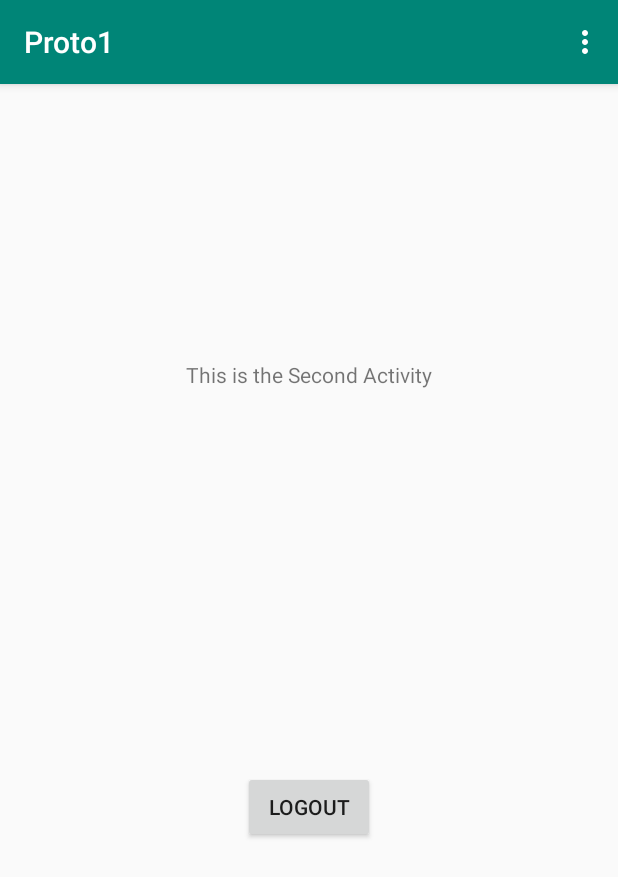
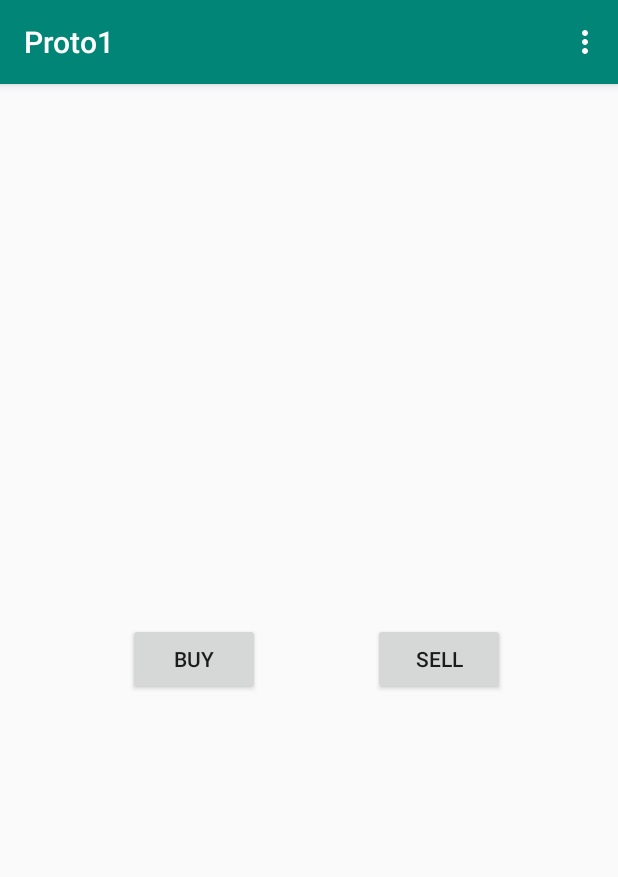
Before and after one commit to siddhantkharode/ReTicket, an Android app: the screen it shows after launch once a user with an empty profile is signed in (SecondActivity), on a phone screen of 412 x 824 dp. Shown: the top 877 px of the screen. Run offline under Robolectric (Android 15) with nearby library versions, the phone set to English and light mode, and no system bars; our stand-ins replace Firebase (no records; nobody signed in at launch, a user with empty details on screens opened directly).

Commit message:
Updated SecondActivity.java

```diff
--- a/app/src/main/AndroidManifest.xml
+++ b/app/src/main/AndroidManifest.xml
@@ -9,7 +9,9 @@
         android:roundIcon="@mipmap/ic_launcher_round"
         android:supportsRtl="true"
         android:theme="@style/AppTheme">
-        <activity android:name=".UpdatePassword"></activity>
+        <activity android:name=".SellListActivity"></activity>
+        <activity android:name=".BuyListActivity" />
+        <activity android:name=".UpdatePassword" />
         <activity android:name=".UpdateProfile" />
         <activity android:name=".ProfileActivity" />
         <activity android:name=".PasswordActivity" />
--- a/app/src/main/java/com/example/proto1/SecondActivity.java
+++ b/app/src/main/java/com/example/proto1/SecondActivity.java
@@ -14,22 +14,33 @@ import com.google.firebase.auth.FirebaseAuth;
 
 public class SecondActivity extends AppCompatActivity {
 
+    private Button Buy,Sell;
     private FirebaseAuth firebaseAuth;
-    private Button logout;
 
     @Override
     protected void onCreate(Bundle savedInstanceState) {
         super.onCreate(savedInstanceState);
         setContentView(R.layout.activity_second);
 
+        Buy = (Button)findViewById(R.id.btnBuy);
+        Sell = (Button)findViewById(R.id.btnSell);
+
         firebaseAuth = FirebaseAuth.getInstance();
-        logout = (Button)findViewById(R.id.btnLogout);
-        logout.setOnClickListener(new View.OnClickListener() {
+
+        Buy.setOnClickListener(new View.OnClickListener() {
             @Override
             public void onClick(View view) {
-                Logout();
+                startActivity(new Intent(SecondActivity.this, BuyListActivity.class));
             }
         });
+
+        Sell.setOnClickListener(new View.OnClickListener() {
+            @Override
+            public void onClick(View view) {
+                startActivity(new Intent(SecondActivity.this, SellListActivity.class));
+            }
+        });
+
     }
 
     private void Logout(){
--- a/app/src/main/res/layout/activity_second.xml
+++ b/app/src/main/res/layout/activity_second.xml
@@ -6,30 +6,34 @@
     android:layout_height="match_parent"
     tools:context=".SecondActivity">
 
-    <TextView
-        android:id="@+id/textView"
+    <Button
+        android:id="@+id/btnBuy"
         android:layout_width="wrap_content"
         android:layout_height="wrap_content"
         android:layout_marginStart="8dp"
+        android:layout_marginTop="8dp"
         android:layout_marginEnd="8dp"
         android:layout_marginBottom="8dp"
-        android:text="This is the Second Activity"
+        android:text="buy"
         app:layout_constraintBottom_toBottomOf="parent"
         app:layout_constraintEnd_toEndOf="parent"
+        app:layout_constraintHorizontal_bias="0.250"
         app:layout_constraintStart_toStartOf="parent"
         app:layout_constraintTop_toTopOf="parent"
-        app:layout_constraintVertical_bias="0.248" />
+        app:layout_constraintVertical_bias="0.499" />
 
     <Button
-        android:id="@+id/btnLogout"
+        android:id="@+id/btnSell"
         android:layout_width="wrap_content"
         android:layout_height="wrap_content"
         android:layout_marginStart="8dp"
+        android:layout_marginTop="8dp"
         android:layout_marginEnd="8dp"
         android:layout_marginBottom="8dp"
-        android:text="Logout"
+        android:text="Sell"
         app:layout_constraintBottom_toBottomOf="parent"
         app:layout_constraintEnd_toEndOf="parent"
-        app:layout_constraintStart_toStartOf="parent"
-        app:layout_constraintTop_toBottomOf="@+id/textView" />
+        app:layout_constraintStart_toEndOf="@+id/btnBuy"
+        app:layout_constraintTop_toTopOf="parent"
+        app:layout_constraintVertical_bias="0.499" />
 </androidx.constraintlayout.widget.ConstraintLayout>
--- a/app/src/main/res/menu/menu.xml
+++ b/app/src/main/res/menu/menu.xml
@@ -12,9 +12,4 @@
         app:showAsAction="never"
         android:title="Profile" />
 
-    <item android:id="@+id/refreshMenu"
-        android:orderInCategory="300"
-        app:showAsAction="never"
-        android:title="Refresh" />
-
 </menu>
```
Also changed, not shown: app/src/main/java/com/example/proto1/BuyListActivity.java (added, +14 -0 lines), app/src/main/java/com/example/proto1/SellListActivity.java (added, +14 -0 lines), app/src/main/res/layout/activity_buy_list.xml (added, +21 -0 lines), app/src/main/res/layout/activity_sell_list.xml (added, +21 -0 lines).
